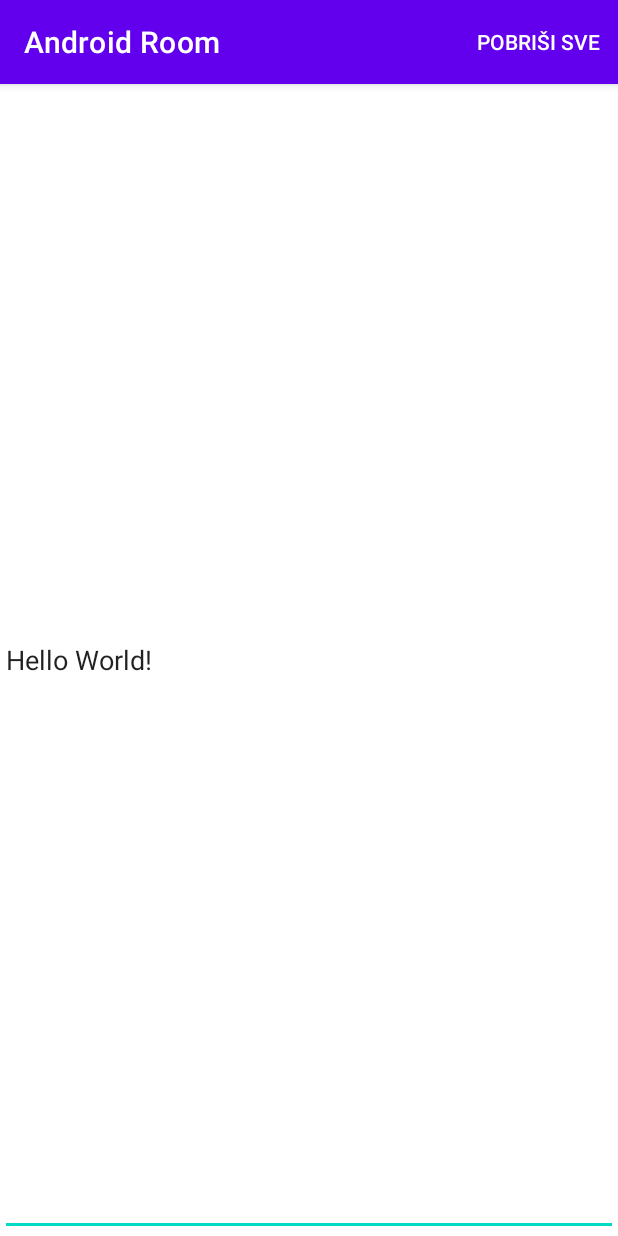
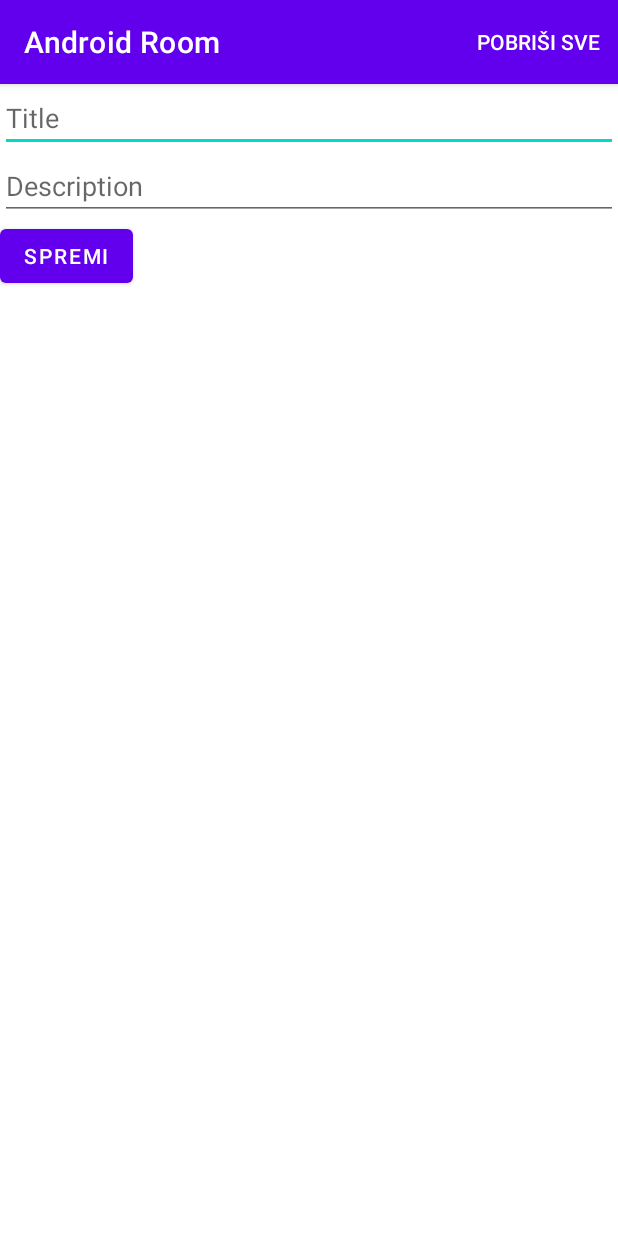
Before and after one commit to githubzaalgebru/AndroidRoom, an Android app: the screen it shows after launch (MainActivity), on a phone screen of 412 x 824 dp. Run offline under Robolectric (Android 15) with nearby library versions, the phone set to English and light mode, and no system bars.

```diff
--- a/app/build.gradle
+++ b/app/build.gradle
@@ -1,6 +1,7 @@
 plugins {
     id 'com.android.application'
     id 'kotlin-android'
+    id 'kotlin-android-extensions'
 }
 
 android {
--- a/app/src/main/java/com/algebra/androidroom/MainActivity.kt
+++ b/app/src/main/java/com/algebra/androidroom/MainActivity.kt
@@ -4,9 +4,13 @@ import androidx.appcompat.app.AppCompatActivity
 import android.os.Bundle
 import android.view.Menu
 import android.view.MenuItem
+import android.widget.Button
+import android.widget.EditText
 import android.widget.Toast
+import kotlinx.android.synthetic.main.activity_main.*
 
 class MainActivity : AppCompatActivity( ) {
+
     override fun onCreate( savedInstanceState: Bundle? ) {
         super.onCreate( savedInstanceState )
         setContentView( R.layout.activity_main )
--- a/app/src/main/res/layout/activity_main.xml
+++ b/app/src/main/res/layout/activity_main.xml
@@ -5,19 +5,19 @@
     android:layout_height="match_parent" >
 
     <EditText
-        android:id="@+id/et1"
+        android:id="@+id/etTitle"
         android:layout_width="match_parent"
-        android:layout_height="match_parent"
-        android:text="Hello World!" />
+        android:layout_height="wrap_content"
+        android:hint="Title" />
 
     <EditText
-        android:id="@+id/et2"
-        android:layout_width="wrap_content"
+        android:id="@+id/etDescription"
+        android:layout_width="match_parent"
         android:layout_height="wrap_content"
-        android:text="Hello World!" />
+        android:hint="Description" />
 
     <Button
-        android:id="@+id/bSpremi"
+        android:id="@+id/bSave"
         android:layout_width="wrap_content"
         android:layout_height="wrap_content"
         android:text="Spremi" />
```
